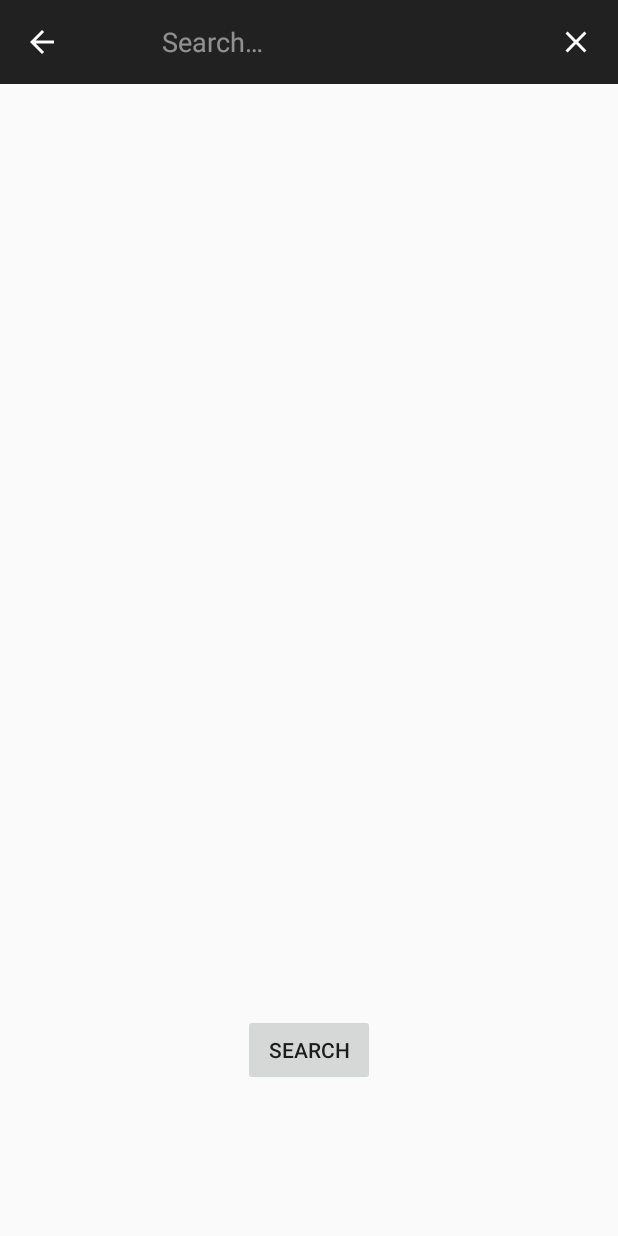
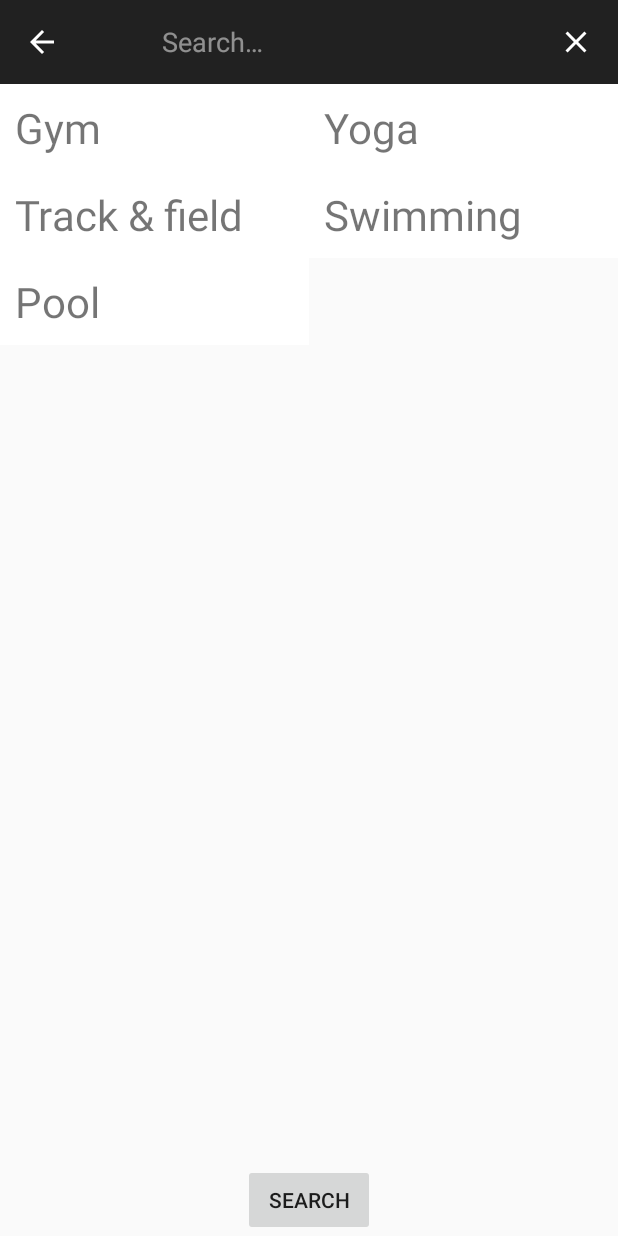
Before and after one commit to bharad96/Gymple, an Android app: the SearchActivity screen opened directly, with no data from a screen before it, on a phone screen of 412 x 824 dp. Run offline under Robolectric (Android 15) with nearby library versions, the light colour scheme and no system bars.

Commit message:
Search n Filter done
UI need to be improved....

```diff
--- a/app/src/main/java/com/example/android/gymple/RecyclerViewHorizontalListAdapter.java
+++ b/app/src/main/java/com/example/android/gymple/RecyclerViewHorizontalListAdapter.java
@@ -2,9 +2,11 @@ package com.example.android.gymple;
 
 import android.content.Context;
 import android.util.Log;
+import android.util.SparseBooleanArray;
 import android.view.LayoutInflater;
 import android.view.View;
 import android.view.ViewGroup;
+import android.widget.TextView;
 
 import androidx.annotation.NonNull;
 import androidx.appcompat.widget.AppCompatCheckBox;
@@ -13,12 +15,12 @@ import androidx.recyclerview.widget.RecyclerView;
 import java.util.ArrayList;
 
 public class RecyclerViewHorizontalListAdapter extends RecyclerView.Adapter<RecyclerViewHorizontalListAdapter.ViewHolder> {
-
-    private ArrayList<ActivityCentre> activityCentreArrayList;
+    private SparseBooleanArray selectedItems = new SparseBooleanArray();
+    private ArrayList<String> filterVal;
     Context context;
 
-    public RecyclerViewHorizontalListAdapter(ArrayList<ActivityCentre> activityCentreArrayList, Context context){
-        this.activityCentreArrayList= activityCentreArrayList;
+    public RecyclerViewHorizontalListAdapter(ArrayList<String> filterVal , Context context){
+        this.filterVal= filterVal;
         this.context = context;
     }
 
@@ -31,24 +33,43 @@ public class RecyclerViewHorizontalListAdapter extends RecyclerView.Adapter<Recy
 
     @Override
     public void onBindViewHolder(RecyclerViewHorizontalListAdapter.ViewHolder holder, int position) {
-        String a = activityCentreArrayList.get(position).getName();
-        Log.e("test",""+a);
+        String a = filterVal.get(position);
         final ViewHolder vh = (ViewHolder) holder;
-        vh.checkBox.setText(a);
+        vh.textview.setText(a);
     }
 
     @Override
     public int getItemCount() {
-        Log.e("test",""+activityCentreArrayList.size());
-        return activityCentreArrayList.size();
+         return filterVal.size();
     }
 
-    public class ViewHolder extends RecyclerView.ViewHolder {
-        AppCompatCheckBox checkBox;
+    public class ViewHolder extends RecyclerView.ViewHolder implements View.OnClickListener{
+        TextView textview;
 
         public ViewHolder(View view) {
             super(view);
-            checkBox = view.findViewById(R.id.checkBox);
+            view.setOnClickListener(this);
+            textview = view.findViewById(R.id.searchTextview);
+        }
+        @Override
+        public void onClick(View view) {
+            if (selectedItems.get(getAdapterPosition(), false)) {
+                selectedItems.delete(getAdapterPosition());
+                view.setSelected(false);
+            }
+            else {
+                selectedItems.put(getAdapterPosition(), true);
+                view.setSelected(true);
+            }
         }
     }
+    public SparseBooleanArray getSelectedItems() {
+        return selectedItems;
+    }
+
+    public void setSelectedItems(SparseBooleanArray selectedItems) {
+        this.selectedItems = selectedItems;
+    }
+
+
 }
--- a/app/src/main/java/com/example/android/gymple/SearchActivity.java
+++ b/app/src/main/java/com/example/android/gymple/SearchActivity.java
@@ -4,11 +4,14 @@ import android.app.Activity;
 import android.content.Intent;
 import android.os.Bundle;
 import android.util.Log;
+import android.util.SparseBooleanArray;
 import android.view.Menu;
 import android.view.MenuItem;
+import android.view.View;
 
 import androidx.appcompat.app.ActionBar;
 import androidx.appcompat.app.AppCompatActivity;
+import androidx.appcompat.widget.AppCompatButton;
 import androidx.appcompat.widget.SearchView;
 import androidx.core.app.NavUtils;
 import androidx.recyclerview.widget.DividerItemDecoration;
@@ -16,12 +19,19 @@ import androidx.recyclerview.widget.GridLayoutManager;
 import androidx.recyclerview.widget.LinearLayoutManager;
 import androidx.recyclerview.widget.RecyclerView;
 
-public class SearchActivity extends AppCompatActivity {
+import java.util.ArrayList;
+
+import static com.example.android.gymple.MainActivity.filterArrayList;
+import static com.example.android.gymple.MainActivity.query;
+
+public class SearchActivity extends AppCompatActivity implements View.OnClickListener {
     private Activity activity;
     private RecyclerView recyclerView;
     private RecyclerViewHorizontalListAdapter searchAdapter;
-
-
+    private ArrayList<String> filterVal;
+    private AppCompatButton searchBtn;
+    private ArrayList<String> filterResult;
+    private SearchView searchView;
 
     @Override
     protected void onCreate(Bundle savedInstanceState) {
@@ -35,17 +45,18 @@ public class SearchActivity extends AppCompatActivity {
         if (actionBar != null) {
             actionBar.setDisplayHomeAsUpEnabled(true);
         }
-
+        filterVal = new ArrayList<String>();
+        filterVal.add("Gym");
+        filterVal.add("Yoga");
+        filterVal.add("Track & field");
+        filterVal.add("Swimming");
+        filterVal.add("Pool");
+        searchBtn = findViewById(R.id.searchBtn);
+        searchBtn.setOnClickListener(this);
 
         //
-        GridLayoutManager manager = new GridLayoutManager(this, 3);
-        manager.setSpanSizeLookup(new GridLayoutManager.SpanSizeLookup() {
-            @Override
-            public int getSpanSize(int position) {
-                return (3 - position % 3);
-            }
-        });
-        searchAdapter = new RecyclerViewHorizontalListAdapter(ActivityCentreManager.getNearestCentre(), getApplicationContext());
+        GridLayoutManager manager = new GridLayoutManager(this, 2);
+        searchAdapter = new RecyclerViewHorizontalListAdapter(filterVal, getApplicationContext());
         recyclerView = findViewById(R.id.searchRV);
         recyclerView.setLayoutManager(manager);
         recyclerView.setAdapter(searchAdapter);
@@ -57,7 +68,7 @@ public class SearchActivity extends AppCompatActivity {
     public boolean onCreateOptionsMenu(Menu menu) {
         getMenuInflater().inflate(R.menu.search_menu, menu);
         MenuItem item = menu.findItem(R.id.app_bar_search);
-        SearchView searchView = (SearchView) item.getActionView();
+        searchView = (SearchView) item.getActionView();
         searchView.setIconified(false);
 
         searchView.setOnQueryTextListener(new SearchView.OnQueryTextListener() {
@@ -69,11 +80,7 @@ public class SearchActivity extends AppCompatActivity {
 
             @Override
             public boolean onQueryTextSubmit(String query) {
-                Intent returnIntent = new Intent();
-                returnIntent.putExtra("query",query);
-                setResult(Activity.RESULT_OK,returnIntent);
-                MainActivity.query=query;
-                finish();
+                submitResult();
                 return true;
             }
 
@@ -84,4 +91,37 @@ public class SearchActivity extends AppCompatActivity {
 
         return true;
     }
+
+    @Override
+    public void onClick(View view) {
+        submitResult();
+    }
+
+    private void submitResult(){
+        SparseBooleanArray sparseBooleanArray = searchAdapter.getSelectedItems();
+
+        filterResult = new ArrayList<String>();
+        for(int i = 0;i<searchAdapter.getItemCount();i++){
+            if(sparseBooleanArray.get(i)){
+                filterResult.add(filterVal.get(i));
+            }
+        }
+
+        if(filterResult.isEmpty() || filterResult.size()==0){
+            filterArrayList=null;
+        }
+        else
+            filterArrayList=filterResult;
+
+
+        //Log.e("filtered text",""+filterArrayList.get(0));
+        query = "" + searchView.getQuery();
+        if(query==""){
+            query=null;
+        }
+
+        Intent returnIntent = new Intent();
+        setResult(Activity.RESULT_OK,returnIntent);
+        finish();
+    }
 }
--- /dev/null
+++ b/app/src/main/res/drawable/background_selector.xml
@@ -0,0 +1,5 @@
+<?xml version="1.0" encoding="utf-8"?>
+<selector xmlns:android="http://schemas.android.com/apk/res/android">
+    <item android:drawable="@android:color/holo_orange_light" android:state_pressed="false" android:state_selected="true" />
+    <item android:drawable="@android:color/white" android:state_selected="false" />
+</selector>
--- a/app/src/main/res/layout/horizontal_list_search_cat.xml
+++ b/app/src/main/res/layout/horizontal_list_search_cat.xml
@@ -1,13 +1,21 @@
 <?xml version="1.0" encoding="utf-8"?>
 <LinearLayout xmlns:android="http://schemas.android.com/apk/res/android"
     android:orientation="horizontal"
-    android:layout_width="wrap_content"
-    android:layout_height="wrap_content">
+    android:layout_width="match_parent"
+    android:layout_height="wrap_content"
+    android:background="@drawable/background_selector"
+    android:padding="10dp">
+    <LinearLayout
+        android:layout_width="match_parent"
+        android:layout_height="match_parent"
+        android:weightSum="2">
 
-    <androidx.appcompat.widget.AppCompatCheckBox
-        android:id="@+id/checkBox"
+    <androidx.appcompat.widget.AppCompatTextView
+        android:id="@+id/searchTextview"
         android:layout_width="wrap_content"
         android:layout_height="wrap_content"
         android:layout_weight="1"
+        android:textSize="28dp"
         android:text="Gym" />
+    </LinearLayout>
 </LinearLayout>
--- a/app/src/main/res/layout/settings_activity.xml
+++ b/app/src/main/res/layout/settings_activity.xml
@@ -10,14 +10,14 @@
 
 
         <androidx.recyclerview.widget.RecyclerView
-            android:layout_width="wrap_content"
-            android:layout_height="wrap_content"
+            android:layout_width="match_parent"
+            android:layout_height="match_parent"
             android:id="@+id/searchRV"/>
         <androidx.appcompat.widget.AppCompatButton
+            android:id="@+id/searchBtn"
             android:layout_width="wrap_content"
             android:layout_height="wrap_content"
             android:layout_gravity="bottom|center_horizontal"
-            android:layout_marginBottom="100dp"
             android:text="Search">
         </androidx.appcompat.widget.AppCompatButton>
     </FrameLayout>
```
Also changed, not shown: app/src/main/java/com/example/android/gymple/ActivityCentreManager.java (+69 -10 lines), app/src/main/java/com/example/android/gymple/MainActivity.java (+8 -3 lines), app/src/main/java/com/example/android/gymple/MapFragment.java (+5 -4 lines).
